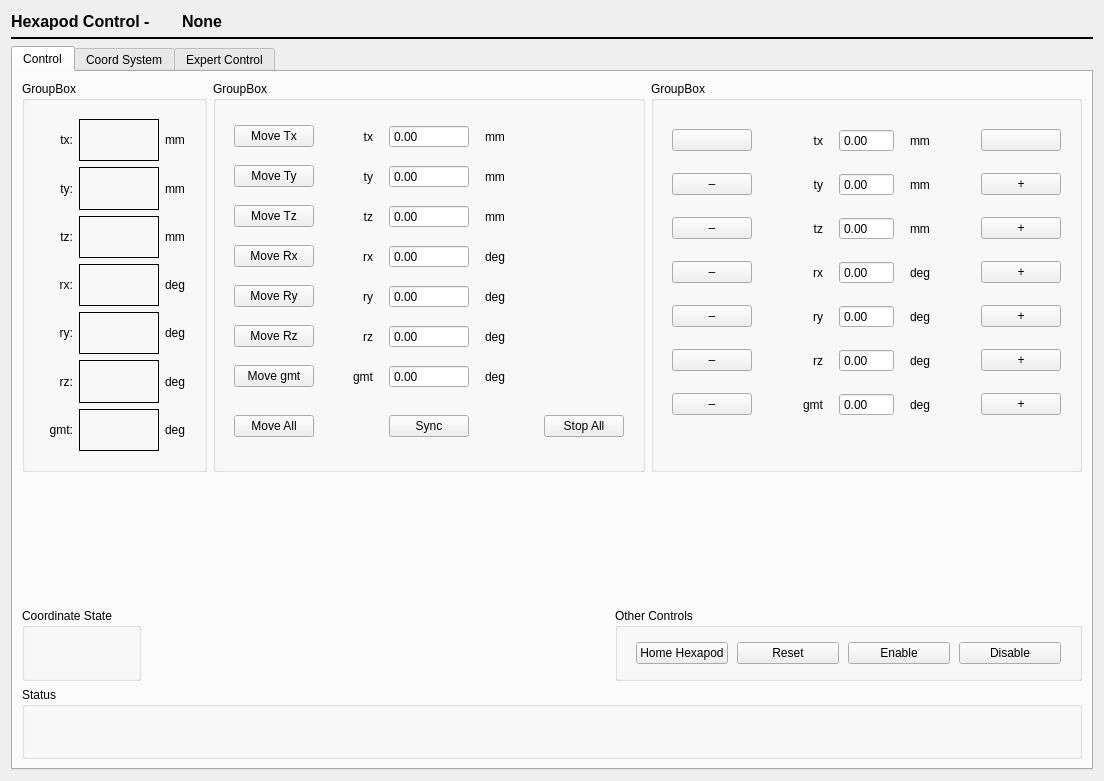
This is nicos_ess/freia/gui/panels/ui_files/hexapod.ui in ess-dmsc/nicos as Qt 5 draws it before an edit. The edited form follows.
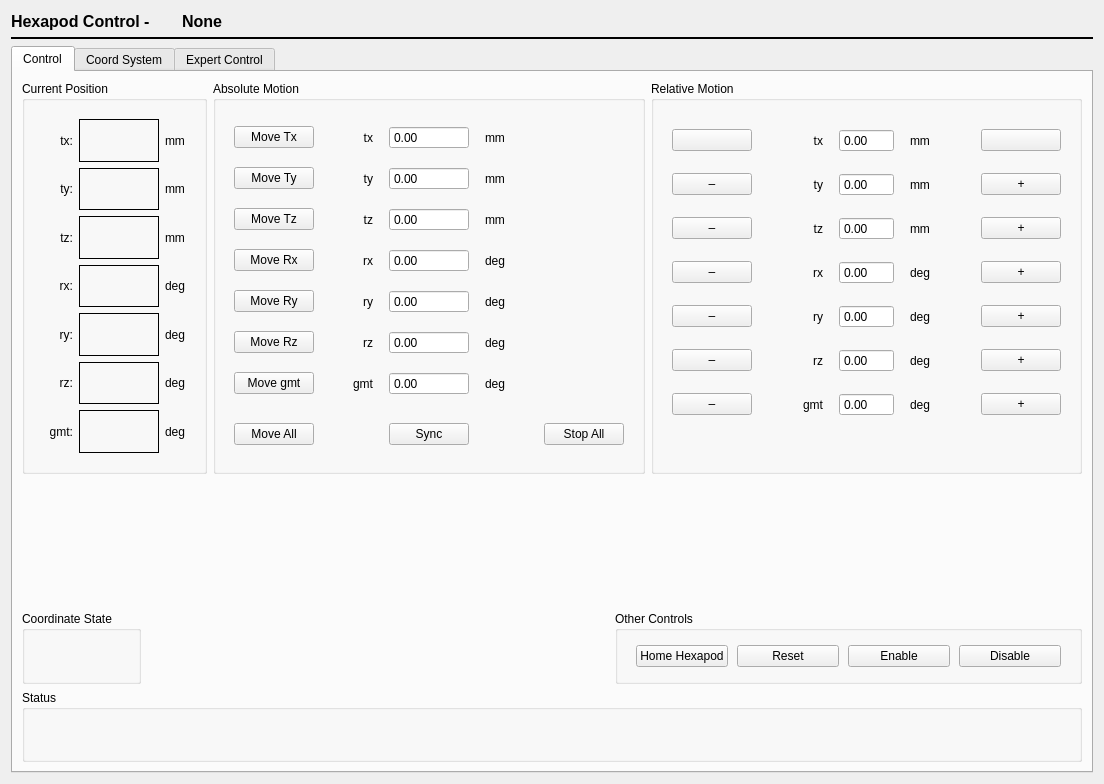
This is the edited form. Icons and pictures are not drawn.

What changed in the file:
```diff
--- a/nicos_ess/freia/gui/panels/ui_files/hexapod.ui
+++ b/nicos_ess/freia/gui/panels/ui_files/hexapod.ui
@@ -7,7 +7,7 @@
     <x>0</x>
     <y>0</y>
     <width>1104</width>
-    <height>781</height>
+    <height>784</height>
    </rect>
   </property>
   <property name="sizePolicy">
@@ -133,7 +133,7 @@
          <item>
           <widget class="QGroupBox" name="curPos">
            <property name="title">
-            <string>GroupBox</string>
+            <string>Current Position</string>
            </property>
            <layout class="QHBoxLayout" name="horizontalLayout_3">
             <item>
@@ -440,7 +440,7 @@
          <item>
           <widget class="QGroupBox" name="newPos">
            <property name="title">
-            <string>GroupBox</string>
+            <string>Absolute Motion</string>
            </property>
            <layout class="QHBoxLayout" name="horizontalLayout_4">
             <item>
@@ -845,7 +845,7 @@
          <item>
           <widget class="QGroupBox" name="newPos_2">
            <property name="title">
-            <string>GroupBox</string>
+            <string>Relative Motion</string>
            </property>
            <layout class="QHBoxLayout" name="horizontalLayout_5">
             <item>
```
